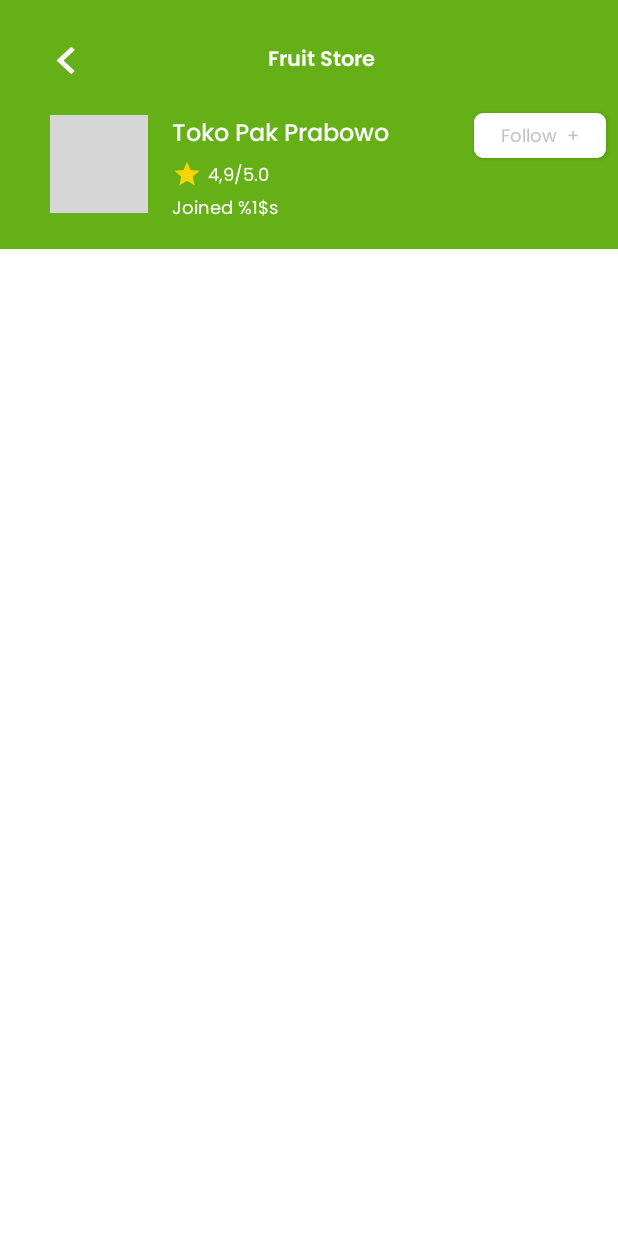
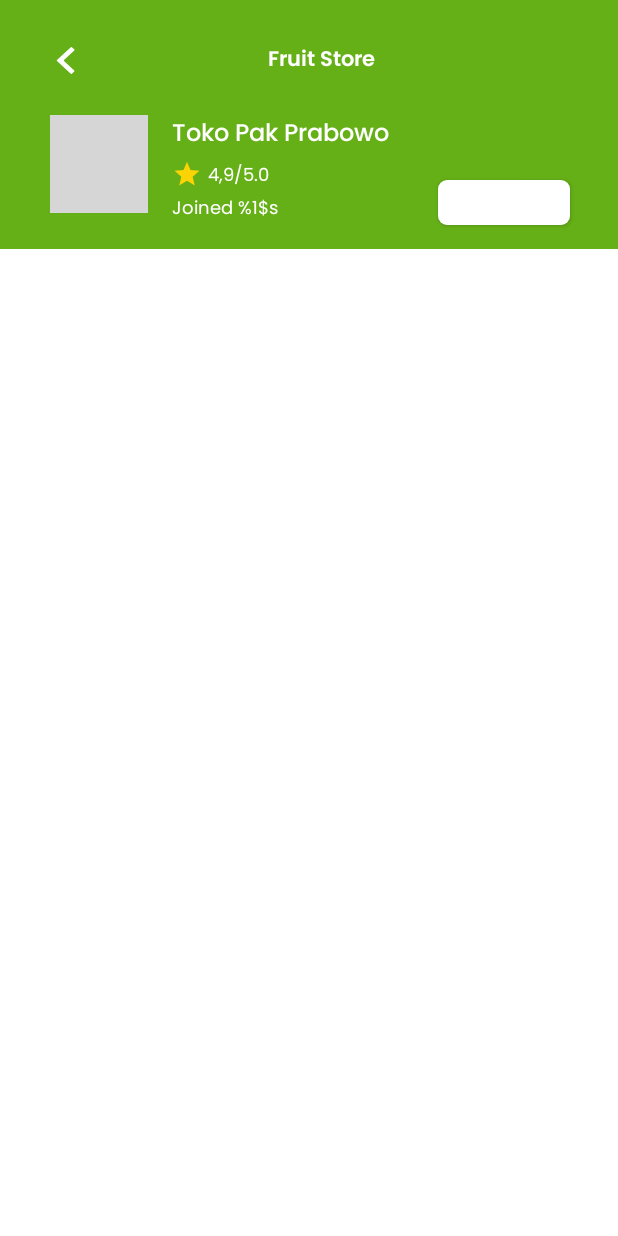
Before and after one commit to Fruitarians/fruitarians-android, an Android app: the layout activity_detail_fruit_store.xml on its own in the app's theme, with its tools: preview values and no code run, on a phone screen of 412 x 824 dp. Run offline under Robolectric (Android 15) with nearby library versions, the phone set to English and light mode, and no system bars; grey boxes are pictures that could not be loaded.

Commit message:
Update color and appearance of a button component and tabs

```diff
--- a/app/src/main/res/layout/activity_detail_fruit_store.xml
+++ b/app/src/main/res/layout/activity_detail_fruit_store.xml
@@ -58,8 +58,8 @@
                 android:layout_width="0dp"
                 android:layout_height="wrap_content"
                 android:layout_marginStart="16dp"
-                android:layout_marginEnd="16dp"
-                app:layout_constraintEnd_toStartOf="@+id/btn_add_membership"
+                android:layout_marginEnd="32dp"
+                app:layout_constraintEnd_toEndOf="parent"
                 app:layout_constraintStart_toEndOf="@+id/profile_detail"
                 app:layout_constraintTop_toTopOf="@+id/profile_detail"
                 tools:text="Toko Pak Prabowo" />
@@ -98,27 +98,29 @@
                 tools:text="@string/created" />
 
             <androidx.appcompat.widget.AppCompatButton
-                style="@style/RegularGrey12sp"
                 android:id="@+id/btn_add_membership"
+                style="@style/RegularWhite12sp"
                 android:layout_width="wrap_content"
                 android:layout_height="30dp"
-                android:layout_marginEnd="8dp"
+                android:layout_marginEnd="32dp"
                 android:background="@drawable/bg_btn_no_membership"
+                android:drawablePadding="-10dp"
                 android:includeFontPadding="false"
-                android:text="Follow  +"
+                android:paddingEnd="9dp"
+                android:text="Follow"
                 android:textAllCaps="false"
-                app:layout_constraintBottom_toBottomOf="@+id/detail_nama_toko"
+                app:layout_constraintBottom_toBottomOf="@+id/detail_created_toko"
                 app:layout_constraintEnd_toEndOf="parent"
-                app:layout_constraintTop_toTopOf="@+id/detail_nama_toko" />
+                app:layout_constraintVertical_bias="0.4" />
         </androidx.constraintlayout.widget.ConstraintLayout>
     </androidx.appcompat.widget.Toolbar>
 
     <com.google.android.material.tabs.TabLayout
         android:id="@+id/tabs"
-        style="@style/CustomTabLayout"
         android:layout_width="0dp"
+        app:tabSelectedTextColor="@color/green"
         android:layout_height="wrap_content"
-        android:layout_marginTop="4dp"
+        app:tabTextAppearance="@style/CustomTabLayout"
         app:layout_constraintEnd_toEndOf="parent"
         app:layout_constraintStart_toStartOf="parent"
         app:layout_constraintTop_toBottomOf="@+id/toolbarDetail" />
```
